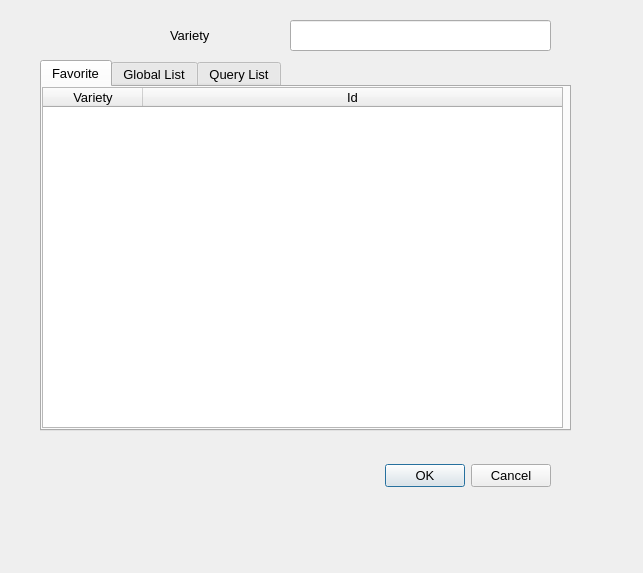
Qt form grapevarietyform.ui (tenorr/CaveAVin) before a commit.
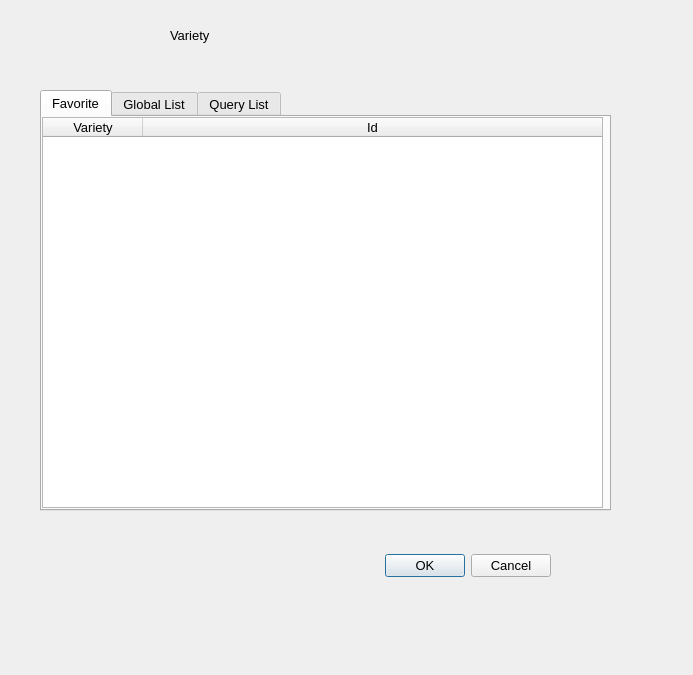
The same form after that commit.

Patch:
```diff
--- a/grapevarietyform.ui
+++ b/grapevarietyform.ui
@@ -6,8 +6,8 @@
    <rect>
     <x>0</x>
     <y>0</y>
-    <width>643</width>
-    <height>573</height>
+    <width>693</width>
+    <height>675</height>
    </rect>
   </property>
   <property name="font">
@@ -22,9 +22,9 @@
    <property name="geometry">
     <rect>
      <x>40</x>
-     <y>60</y>
-     <width>531</width>
-     <height>371</height>
+     <y>90</y>
+     <width>571</width>
+     <height>421</height>
     </rect>
    </property>
    <property name="palette">
@@ -79,8 +79,8 @@
       <rect>
        <x>0</x>
        <y>0</y>
-       <width>521</width>
-       <height>341</height>
+       <width>561</width>
+       <height>391</height>
       </rect>
      </property>
      <property name="contextMenuPolicy">
@@ -240,9 +240,9 @@
    <property name="geometry">
     <rect>
      <x>330</x>
-     <y>460</y>
+     <y>540</y>
      <width>221</width>
-     <height>31</height>
+     <height>51</height>
     </rect>
    </property>
    <property name="standardButtons">
@@ -254,8 +254,6 @@
     <rect>
      <x>290</x>
      <y>20</y>
-     <width>261</width>
-     <height>31</height>
     </rect>
    </property>
   </widget>
```
Left out of the diff: 8 changed lines with no effect on the pictures.
